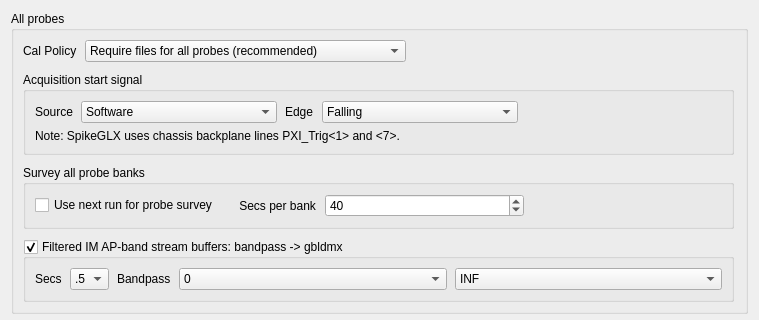
The window that Forms/IMTab.ui (billkarsh/SpikeGLX) describes before a commit, drawn with Qt 5; both pictures show x 0 to 759 and y 0 to 320 of the 759 by 705 pixel window.
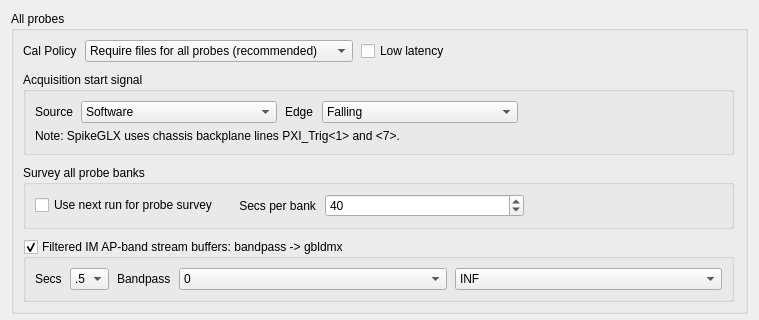
The same window after the commit.

Commit message: Add low latency mode

```diff
--- a/Forms/IMTab.ui
+++ b/Forms/IMTab.ui
@@ -200,51 +200,6 @@
         </layout>
        </widget>
       </item>
-      <item row="0" column="1">
-       <widget class="QComboBox" name="calCB">
-        <property name="sizePolicy">
-         <sizepolicy hsizetype="Expanding" vsizetype="Fixed">
-          <horstretch>0</horstretch>
-          <verstretch>0</verstretch>
-         </sizepolicy>
-        </property>
-        <item>
-         <property name="text">
-          <string>Require files for all probes (recommended)</string>
-         </property>
-        </item>
-        <item>
-         <property name="text">
-          <string>Use files if present, skip otherwise</string>
-         </property>
-        </item>
-        <item>
-         <property name="text">
-          <string>Skip all calibration</string>
-         </property>
-        </item>
-       </widget>
-      </item>
-      <item row="0" column="0">
-       <widget class="QLabel" name="label_9">
-        <property name="text">
-         <string>Cal Policy</string>
-        </property>
-       </widget>
-      </item>
-      <item row="0" column="2">
-       <spacer name="horizontalSpacer_2">
-        <property name="orientation">
-         <enum>Qt::Horizontal</enum>
-        </property>
-        <property name="sizeHint" stdset="0">
-         <size>
-          <width>66</width>
-          <height>20</height>
-         </size>
-        </property>
-       </spacer>
-      </item>
       <item row="3" column="0" colspan="3">
        <widget class="QGroupBox" name="qfGB">
         <property name="title">
@@ -425,6 +380,65 @@
         </layout>
        </widget>
       </item>
+      <item row="0" column="0">
+       <layout class="QHBoxLayout" name="horizontalLayout">
+        <property name="spacing">
+         <number>8</number>
+        </property>
+        <item>
+         <widget class="QLabel" name="label_9">
+          <property name="text">
+           <string>Cal Policy</string>
+          </property>
+         </widget>
+        </item>
+        <item>
+         <widget class="QComboBox" name="calCB">
+          <property name="sizePolicy">
+           <sizepolicy hsizetype="Expanding" vsizetype="Fixed">
+            <horstretch>0</horstretch>
+            <verstretch>0</verstretch>
+           </sizepolicy>
+          </property>
+          <item>
+           <property name="text">
+            <string>Require files for all probes (recommended)</string>
+           </property>
+          </item>
+          <item>
+           <property name="text">
+            <string>Use files if present, skip otherwise</string>
+           </property>
+          </item>
+          <item>
+           <property name="text">
+            <string>Skip all calibration</string>
+           </property>
+          </item>
+         </widget>
+        </item>
+        <item>
+         <widget class="QCheckBox" name="lowLatChk">
+          <property name="text">
+           <string>Low latency</string>
+          </property>
+         </widget>
+        </item>
+        <item>
+         <spacer name="horizontalSpacer_2">
+          <property name="orientation">
+           <enum>Qt::Horizontal</enum>
+          </property>
+          <property name="sizeHint" stdset="0">
+           <size>
+            <width>66</width>
+            <height>20</height>
+           </size>
+          </property>
+         </spacer>
+        </item>
+       </layout>
+      </item>
      </layout>
     </widget>
    </item>
```
Left out of the diff: 1 changed line with no effect on the pictures. The commit also changes 16 other files.
